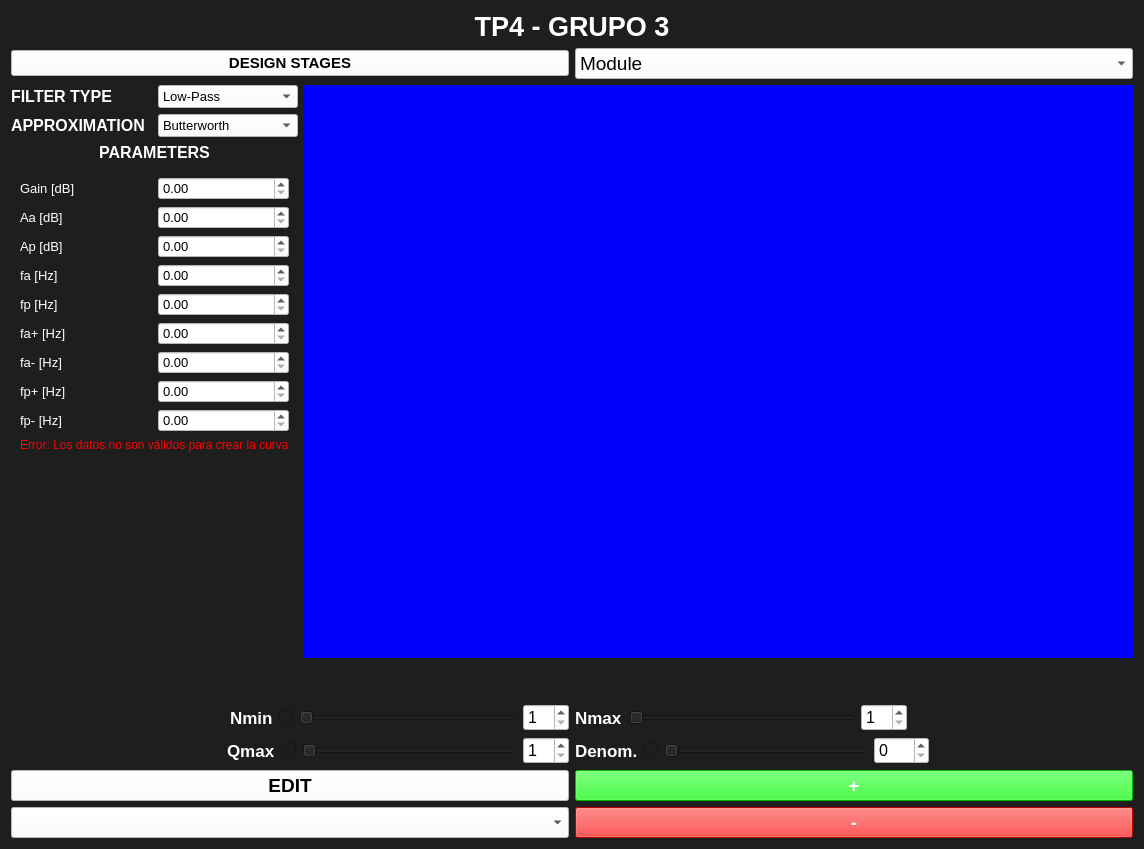
First picture: the form in Frontend/Designer/tp4.ui, repository odevincenti/TC_TP4, before the edit.
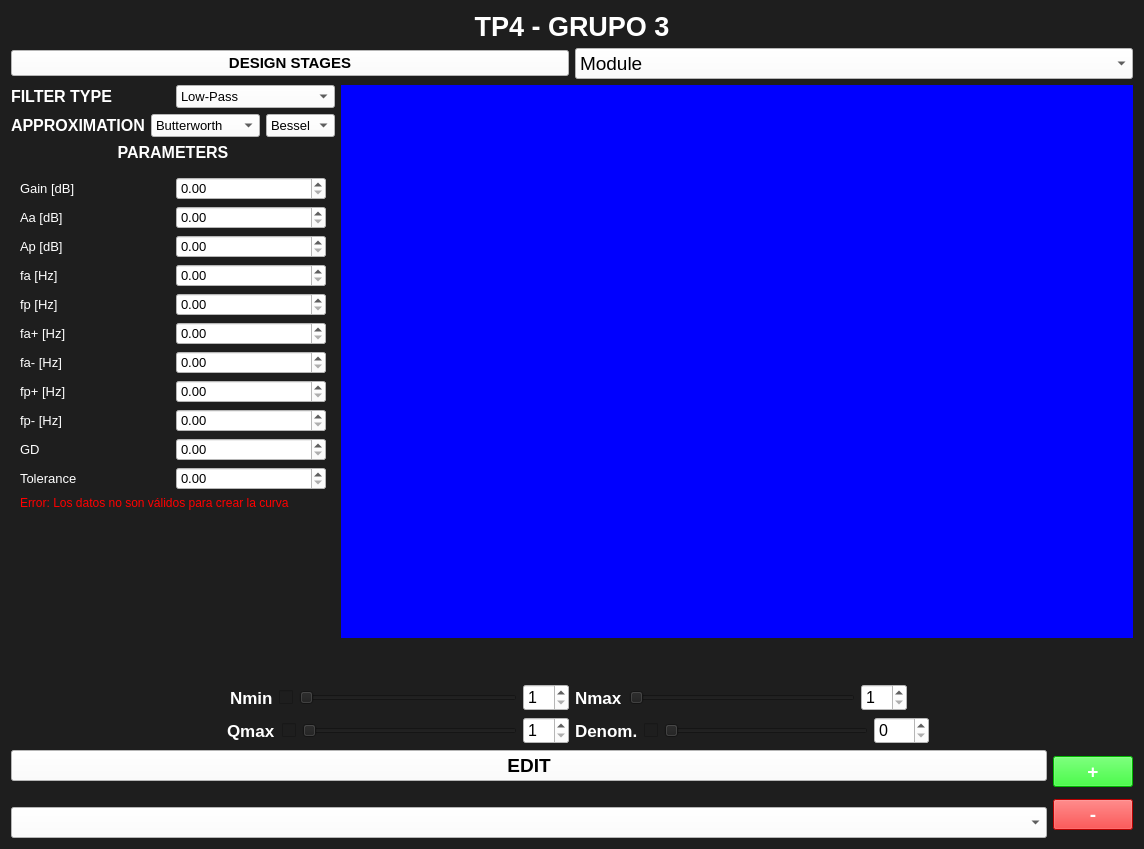
Second picture: the form after the edit. Custom widgets are drawn as their Qt base class.

What changed in the file:
```diff
--- a/Frontend/Designer/tp4.ui
+++ b/Frontend/Designer/tp4.ui
@@ -242,6 +242,28 @@
                </item>
               </widget>
              </item>
+             <item>
+              <widget class="QComboBox" name="aproximation_select_2">
+               <property name="font">
+                <font>
+                 <pointsize>10</pointsize>
+                </font>
+               </property>
+               <property name="styleSheet">
+                <string notr="true">background:white;</string>
+               </property>
+               <item>
+                <property name="text">
+                 <string>Bessel</string>
+                </property>
+               </item>
+               <item>
+                <property name="text">
+                 <string>Gauss</string>
+                </property>
+               </item>
+              </widget>
+             </item>
             </layout>
            </item>
            <item>
@@ -573,6 +595,74 @@
                 </item>
                </layout>
               </item>
+              <item>
+               <layout class="QHBoxLayout" name="horizontalLayout_30">
+                <item>
+                 <widget class="QLabel" name="label_24">
+                  <property name="font">
+                   <font>
+                    <pointsize>10</pointsize>
+                   </font>
+                  </property>
+                  <property name="styleSheet">
+                   <string notr="true">color:white;</string>
+                  </property>
+                  <property name="text">
+                   <string>GD</string>
+                  </property>
+                 </widget>
+                </item>
+                <item>
+                 <widget class="QDoubleSpinBox" name="GD_value">
+                  <property name="font">
+                   <font>
+                    <pointsize>10</pointsize>
+                   </font>
+                  </property>
+                  <property name="styleSheet">
+                   <string notr="true">background:white;</string>
+                  </property>
+                  <property name="maximum">
+                   <double>2000000000.000000000000000</double>
+                  </property>
+                 </widget>
+                </item>
+               </layout>
+              </item>
+              <item>
+               <layout class="QHBoxLayout" name="horizontalLayout_29">
+                <item>
+                 <widget class="QLabel" name="label_25">
+                  <property name="font">
+                   <font>
+                    <pointsize>10</pointsize>
+                   </font>
+                  </property>
+                  <property name="styleSheet">
+                   <string notr="true">color:white;</string>
+                  </property>
+                  <property name="text">
+                   <string>Tolerance</string>
+                  </property>
+                 </widget>
+                </item>
+                <item>
+                 <widget class="QDoubleSpinBox" name="tolerance_value">
+                  <property name="font">
+                   <font>
+                    <pointsize>10</pointsize>
+                   </font>
+                  </property>
+                  <property name="styleSheet">
+                   <string notr="true">background:white;</string>
+                  </property>
+                  <property name="maximum">
+                   <double>100.000000000000000</double>
+                  </property>
+                 </widget>
+                </item>
+               </layout>
+              </item>
               <item>
                <widget class="QLabel" name="label_3">
                 <property name="styleSheet">
@@ -969,6 +1059,19 @@
            </property>
           </widget>
          </item>
+         <item>
+          <spacer name="horizontalSpacer_7">
+           <property name="orientation">
+            <enum>Qt::Horizontal</enum>
+           </property>
+           <property name="sizeHint" stdset="0">
+            <size>
+             <width>40</width>
+             <height>20</height>
+            </size>
+           </property>
+          </spacer>
+         </item>
          <item>
           <widget class="QComboBox" name="Curve_List_Select">
            <property name="font">
```
